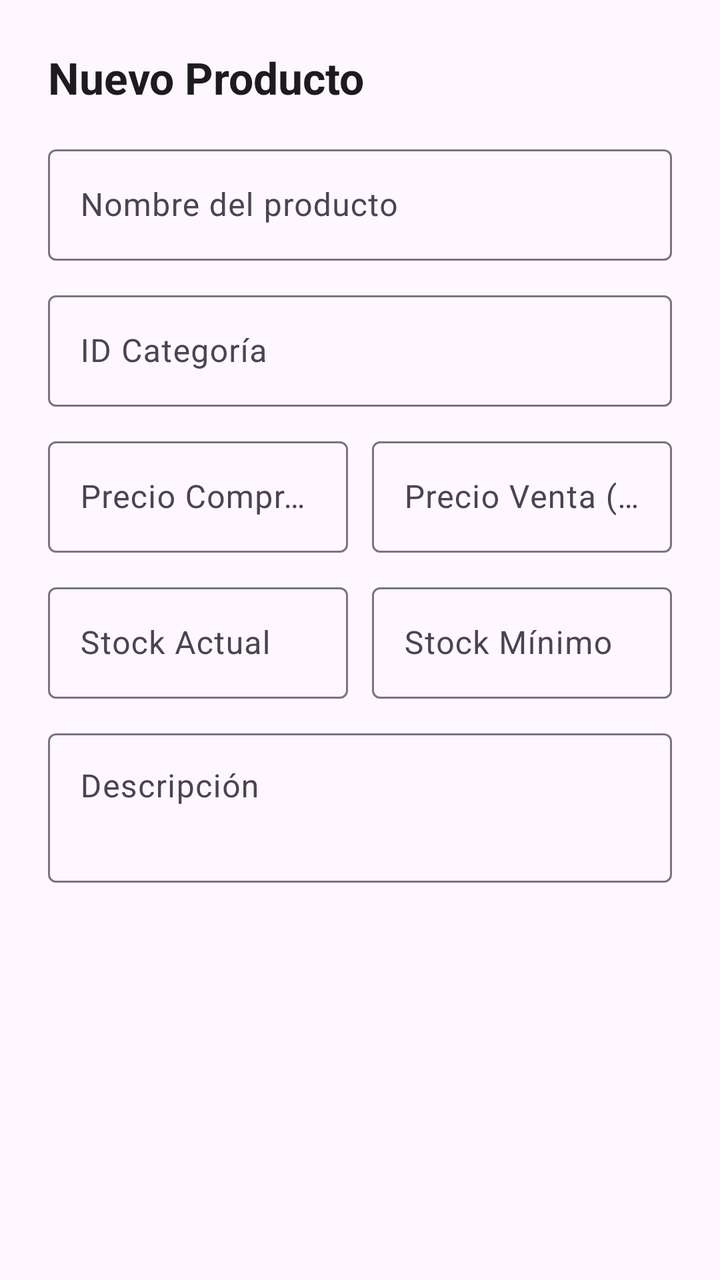
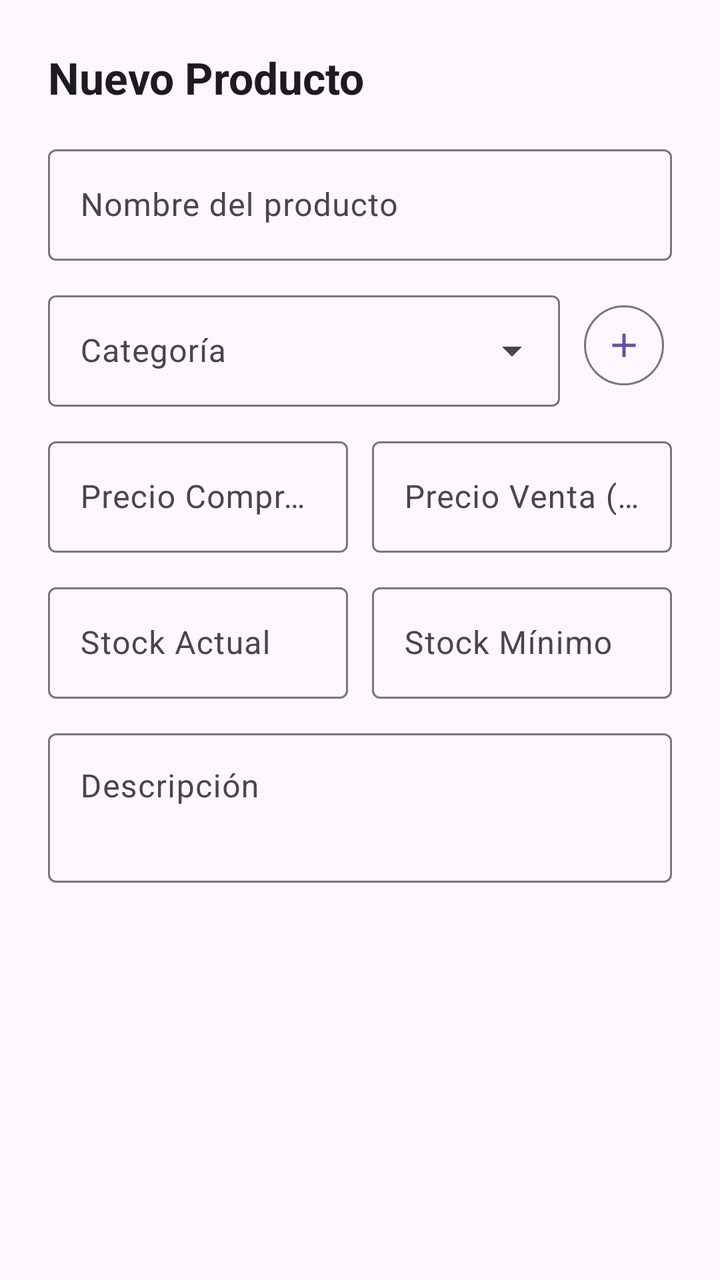

Two renders of the same Android screen: before a commit and after it. Below are the layout's source before the change and the commit's diff.
<!-- AndroidManifest.xml: application theme Theme.API_REST -->
<!-- res/layout/dialog_producto.xml -->
<?xml version="1.0" encoding="utf-8"?>
<ScrollView xmlns:android="http://schemas.android.com/apk/res/android"
    android:layout_width="match_parent"
    android:layout_height="wrap_content">

    <LinearLayout
        android:layout_width="match_parent"
        android:layout_height="wrap_content"
        android:orientation="vertical"
        android:padding="24dp">

        <TextView
            android:id="@+id/tvDialogTitle"
            android:layout_width="match_parent"
            android:layout_height="wrap_content"
            android:layout_marginBottom="16dp"
            android:text="@string/title_nuevo_producto"
            android:textAppearance="?attr/textAppearanceTitleLarge"
            android:textStyle="bold" />

        <com.google.android.material.textfield.TextInputLayout
            android:id="@+id/tilNombre"
            style="@style/Widget.Material3.TextInputLayout.OutlinedBox"
            android:layout_width="match_parent"
            android:layout_height="wrap_content"
            android:layout_marginBottom="12dp"
            android:hint="@string/label_nombre">

            <com.google.android.material.textfield.TextInputEditText
                android:id="@+id/etNombre"
                android:layout_width="match_parent"
                android:layout_height="wrap_content"
                android:inputType="textCapWords"
                android:maxLines="1" />

        </com.google.android.material.textfield.TextInputLayout>

        <com.google.android.material.textfield.TextInputLayout
            android:id="@+id/tilIdCategoria"
            style="@style/Widget.Material3.TextInputLayout.OutlinedBox"
            android:layout_width="match_parent"
            android:layout_height="wrap_content"
            android:layout_marginBottom="12dp"
            android:hint="@string/label_id_categoria">

            <com.google.android.material.textfield.TextInputEditText
                android:id="@+id/etIdCategoria"
                android:layout_width="match_parent"
                android:layout_height="wrap_content"
                android:inputType="number"
                android:maxLines="1" />

        </com.google.android.material.textfield.TextInputLayout>

        <LinearLayout
            android:layout_width="match_parent"
            android:layout_height="wrap_content"
            android:layout_marginBottom="12dp"
            android:baselineAligned="false"
            android:orientation="horizontal">

            <com.google.android.material.textfield.TextInputLayout
                android:id="@+id/tilPCompra"
                style="@style/Widget.Material3.TextInputLayout.OutlinedBox"
                android:layout_width="0dp"
                android:layout_height="wrap_content"
                android:layout_marginEnd="6dp"
                android:layout_weight="1"
                android:hint="@string/label_pcompra">

                <com.google.android.material.textfield.TextInputEditText
                    android:id="@+id/etPCompra"
                    android:layout_width="match_parent"
                    android:layout_height="wrap_content"
                    android:inputType="numberDecimal"
                    android:maxLines="1" />

            </com.google.android.material.textfield.TextInputLayout>

            <com.google.android.material.textfield.TextInputLayout
                android:id="@+id/tilPVenta"
                style="@style/Widget.Material3.TextInputLayout.OutlinedBox"
                android:layout_width="0dp"
                android:layout_height="wrap_content"
                android:layout_marginStart="6dp"
                android:layout_weight="1"
                android:hint="@string/label_pventa">

                <com.google.android.material.textfield.TextInputEditText
                    android:id="@+id/etPVenta"
                    android:layout_width="match_parent"
                    android:layout_height="wrap_content"
                    android:inputType="numberDecimal"
                    android:maxLines="1" />

            </com.google.android.material.textfield.TextInputLayout>

        </LinearLayout>

        <LinearLayout
            android:layout_width="match_parent"
            android:layout_height="wrap_content"
            android:layout_marginBottom="12dp"
            android:baselineAligned="false"
            android:orientation="horizontal">

            <com.google.android.material.textfield.TextInputLayout
                android:id="@+id/tilStockActual"
                style="@style/Widget.Material3.TextInputLayout.OutlinedBox"
                android:layout_width="0dp"
                android:layout_height="wrap_content"
                android:layout_marginEnd="6dp"
                android:layout_weight="1"
                android:hint="@string/label_stock_actual">

                <com.google.android.material.textfield.TextInputEditText
                    android:id="@+id/etStockActual"
                    android:layout_width="match_parent"
                    android:layout_height="wrap_content"
                    android:inputType="number"
                    android:maxLines="1" />

            </com.google.android.material.textfield.TextInputLayout>

            <com.google.android.material.textfield.TextInputLayout
                android:id="@+id/tilStockMinimo"
                style="@style/Widget.Material3.TextInputLayout.OutlinedBox"
                android:layout_width="0dp"
                android:layout_height="wrap_content"
                android:layout_marginStart="6dp"
                android:layout_weight="1"
                android:hint="@string/label_stock_minimo">

                <com.google.android.material.textfield.TextInputEditText
                    android:id="@+id/etStockMinimo"
                    android:layout_width="match_parent"
                    android:layout_height="wrap_content"
                    android:inputType="number"
                    android:maxLines="1" />

            </com.google.android.material.textfield.TextInputLayout>

        </LinearLayout>

        <com.google.android.material.textfield.TextInputLayout
            android:id="@+id/tilDescripcion"
            style="@style/Widget.Material3.TextInputLayout.OutlinedBox"
            android:layout_width="match_parent"
            android:layout_height="wrap_content"
            android:layout_marginBottom="16dp"
            android:hint="@string/label_descripcion">

            <com.google.android.material.textfield.TextInputEditText
                android:id="@+id/etDescripcion"
                android:layout_width="match_parent"
                android:layout_height="wrap_content"
                android:gravity="top"
                android:inputType="textMultiLine"
                android:minLines="2" />

        </com.google.android.material.textfield.TextInputLayout>

    </LinearLayout>

</ScrollView>
<!-- resources referenced by this layout -->
<resources>
  <string name="label_descripcion">Descripción</string>
  <string name="label_id_categoria">ID Categoría</string>
  <string name="label_nombre">Nombre del producto</string>
  <string name="label_pcompra">Precio Compra ($)</string>
  <string name="label_pventa">Precio Venta ($)</string>
  <string name="label_stock_actual">Stock Actual</string>
  <string name="label_stock_minimo">Stock Mínimo</string>
  <string name="title_nuevo_producto">Nuevo Producto</string>
  <style name="Theme.API_REST" parent="Base.Theme.API_REST" />
  <style name="Base.Theme.API_REST" parent="Theme.Material3.DayNight.NoActionBar">
          
          
      </style>
</resources>

<!-- the commit's change to res/layout/dialog_producto.xml (unified diff, before → after) -->
@@ -1,5 +1,6 @@
 <?xml version="1.0" encoding="utf-8"?>
 <ScrollView xmlns:android="http://schemas.android.com/apk/res/android"
+    xmlns:app="http://schemas.android.com/apk/res-auto"
     android:layout_width="match_parent"
     android:layout_height="wrap_content">
 
@@ -35,22 +36,38 @@
 
         </com.google.android.material.textfield.TextInputLayout>
 
-        <com.google.android.material.textfield.TextInputLayout
-            android:id="@+id/tilIdCategoria"
-            style="@style/Widget.Material3.TextInputLayout.OutlinedBox"
+        <LinearLayout
             android:layout_width="match_parent"
             android:layout_height="wrap_content"
             android:layout_marginBottom="12dp"
-            android:hint="@string/label_id_categoria">
+            android:orientation="horizontal">
 
-            <com.google.android.material.textfield.TextInputEditText
-                android:id="@+id/etIdCategoria"
-                android:layout_width="match_parent"
+            <com.google.android.material.textfield.TextInputLayout
+                android:id="@+id/tilCategoriaDropdown"
+                style="@style/Widget.Material3.TextInputLayout.OutlinedBox.ExposedDropdownMenu"
+                android:layout_width="0dp"
                 android:layout_height="wrap_content"
-                android:inputType="number"
-                android:maxLines="1" />
+                android:layout_weight="1"
+                android:hint="@string/label_categoria">
 
-        </com.google.android.material.textfield.TextInputLayout>
+                <AutoCompleteTextView
+                    android:id="@+id/actvCategoria"
+                    android:layout_width="match_parent"
+                    android:layout_height="wrap_content"
+                    android:inputType="none" />
+
+            </com.google.android.material.textfield.TextInputLayout>
+
+            <com.google.android.material.button.MaterialButton
+                android:id="@+id/btnNuevaCategoria"
+                style="@style/Widget.Material3.Button.IconButton.Outlined"
+                android:layout_width="wrap_content"
+                android:layout_height="wrap_content"
+                android:layout_gravity="center_vertical"
+                android:layout_marginStart="8dp"
+                app:icon="@drawable/ic_add" />
+
+        </LinearLayout>
 
         <LinearLayout
             android:layout_width="match_parent"
<!-- resource entries referenced after the edit -->
@@ -1,7 +1,17 @@
 <!-- resources referenced by this layout -->
 <resources>
+  <!-- drawable ic_add (drawable) -->
+  <vector xmlns:android="http://schemas.android.com/apk/res/android"
+      android:width="24dp"
+      android:height="24dp"
+      android:viewportWidth="24"
+      android:viewportHeight="24">
+      <path
+          android:fillColor="#FF000000"
+          android:pathData="M19,13h-6v6h-2v-6H5v-2h6V5h2v6h6v2z"/>
+  </vector>
+  <string name="label_categoria">Categoría</string>
   <string name="label_descripcion">Descripción</string>
-  <string name="label_id_categoria">ID Categoría</string>
   <string name="label_nombre">Nombre del producto</string>
   <string name="label_pcompra">Precio Compra ($)</string>
   <string name="label_pventa">Precio Venta ($)</string>
